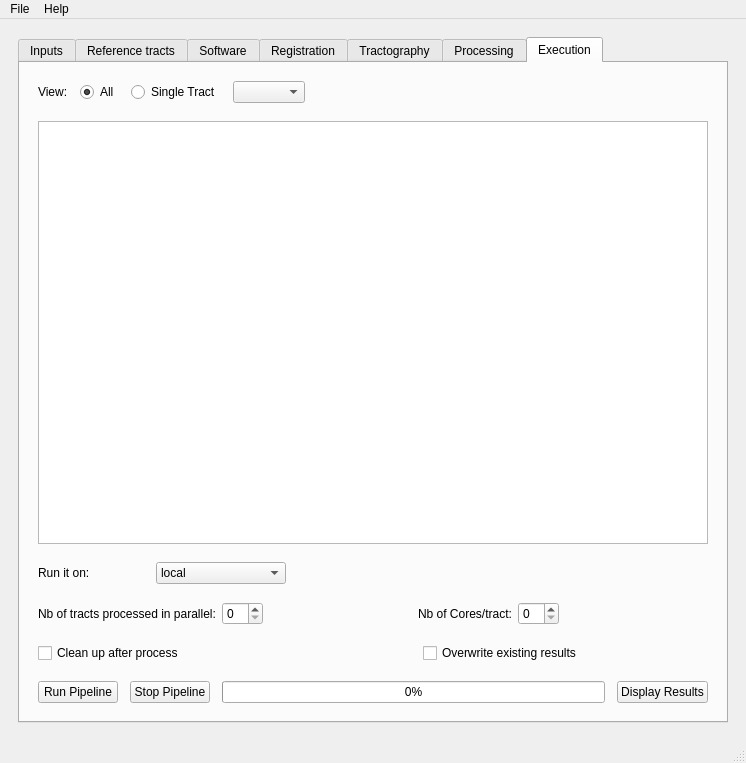
wendyuu/AutoTract, file AutoTract.ui: the form before one commit.
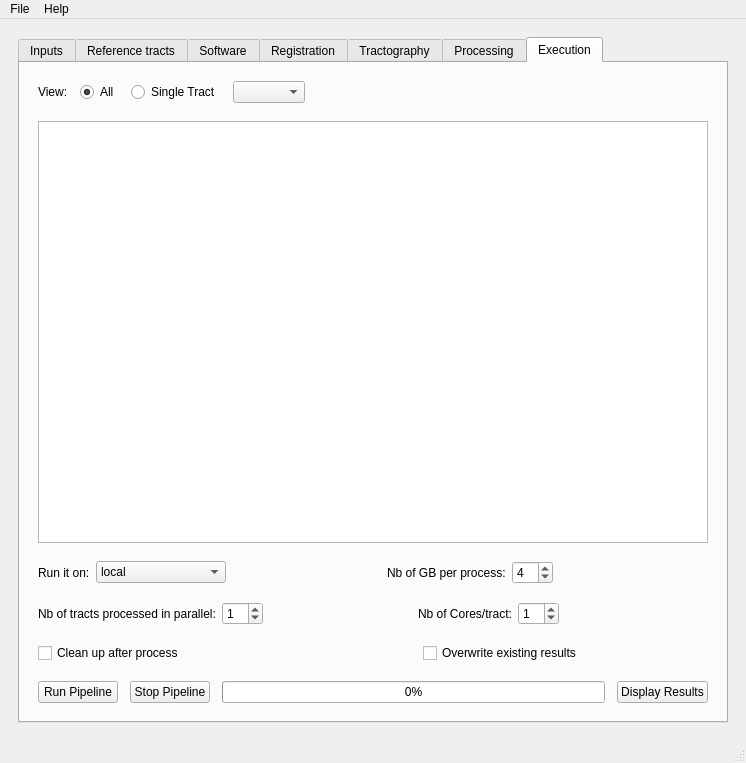
The form after the commit. The open tabs and pages were chosen to show the change. Icons and pictures are not drawn.

```diff
--- a/AutoTract.ui
+++ b/AutoTract.ui
@@ -1428,7 +1428,7 @@
          <widget class="QWidget" name="widget_28" native="true">
           <layout class="QHBoxLayout" name="horizontalLayout_19">
            <property name="spacing">
-            <number>66</number>
+            <number>6</number>
            </property>
            <property name="topMargin">
             <number>9</number>
@@ -1478,6 +1478,33 @@
              </property>
             </spacer>
            </item>
+           <item>
+            <widget class="QLabel" name="nb_memory_label">
+             <property name="text">
+              <string>Nb of GB per process:</string>
+             </property>
+            </widget>
+           </item>
+           <item>
+            <widget class="QSpinBox" name="para_nb_memory_spinBox">
+             <property name="value">
+              <number>4</number>
+             </property>
+            </widget>
+           </item>
+           <item>
+            <spacer name="horizontalSpacer_6">
+             <property name="orientation">
+              <enum>Qt::Horizontal</enum>
+             </property>
+             <property name="sizeHint" stdset="0">
+              <size>
+               <width>40</width>
+               <height>20</height>
+              </size>
+             </property>
+            </spacer>
+           </item>
           </layout>
          </widget>
         </item>
@@ -1505,6 +1532,9 @@
              <property name="toolTip">
               <string>Number of processes started in parallel. Make sure that your computer has enough memory.</string>
              </property>
+             <property name="value">
+              <number>1</number>
+             </property>
             </widget>
            </item>
            <item>
@@ -1535,6 +1565,9 @@
              <property name="toolTip">
               <string>Setting of ITK_GLOBAL_DEFAULT_NUMBER_OF_THREADS to force ITK filters to use this number of threads.</string>
              </property>
+             <property name="value">
+              <number>1</number>
+             </property>
             </widget>
            </item>
            <item>
```
Left out of the diff: 6 changed lines with no effect on the pictures.
